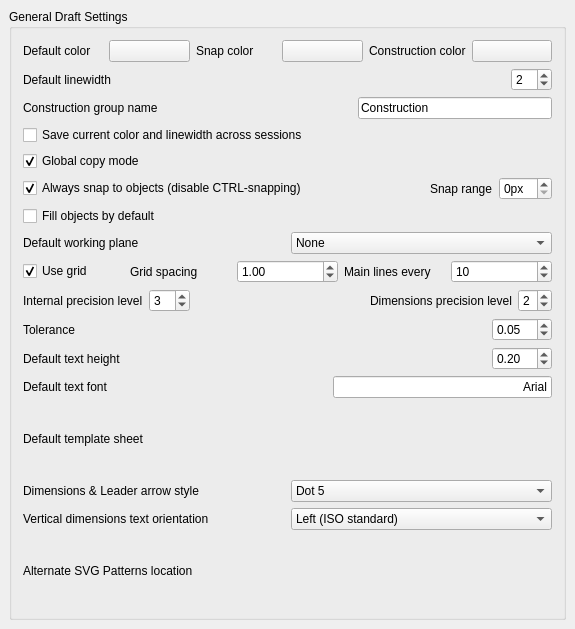
Old version of the form src/Mod/Draft/Resources/ui/userprefs-base.ui in the repository berndhahnebach/All_FreeCAD.
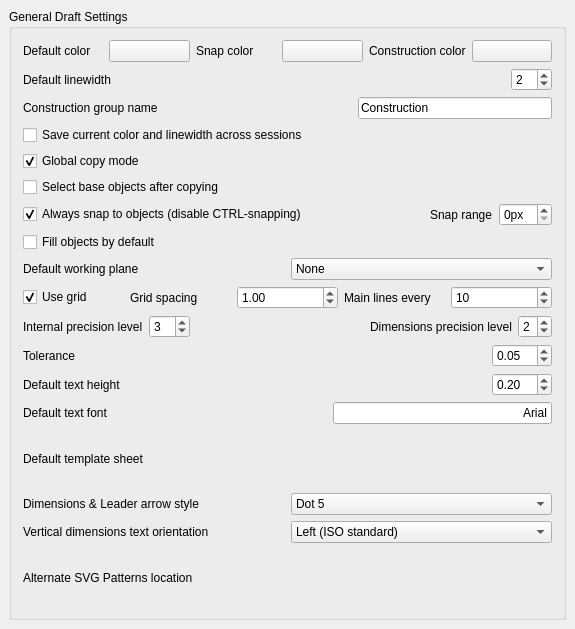
New version of the form. Custom widgets are drawn as their Qt base class.

Commit message: + added a prefs option to select base objects instead of copies after Draft copying

Patch:
```diff
--- a/src/Mod/Draft/Resources/ui/userprefs-base.ui
+++ b/src/Mod/Draft/Resources/ui/userprefs-base.ui
@@ -234,6 +234,26 @@
         </item>
        </layout>
       </item>
+      <item>
+       <layout class="QHBoxLayout" name="horizontalLayout_18">
+        <item>
+         <widget class="Gui::PrefCheckBox" name="gui::prefcheckbox_3">
+          <property name="toolTip">
+           <string>Normally, after copying objects, the copies get selected. If this option is checked, the base objects will be selected instead.</string>
+          </property>
+          <property name="text">
+           <string>Select base objects after copying</string>
+          </property>
+          <property name="prefEntry" stdset="0">
+           <cstring>selectBaseObjects</cstring>
+          </property>
+          <property name="prefPath" stdset="0">
+           <cstring>Mod/Draft</cstring>
+          </property>
+         </widget>
+        </item>
+       </layout>
+      </item>
       <item>
        <layout class="QHBoxLayout" name="horizontalLayout_5">
         <item>
```
The commit also changes 4 other files.
